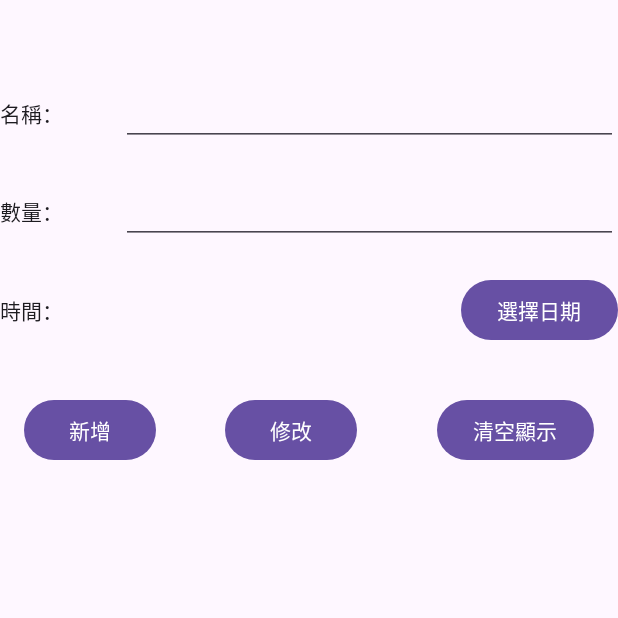
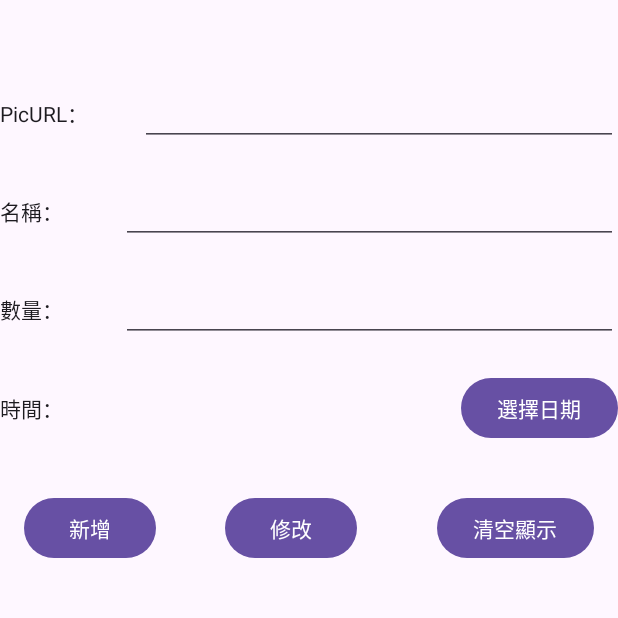
Before and after one commit to CG3599/ReforyApp, an Android app: the screen it shows after launch (MainActivity), on a phone screen of 412 x 824 dp, the top half of it. Run offline under Robolectric (Android 15) with nearby library versions, the phone set to English and light mode, and no system bars; our stand-ins replace Room's generated code.

Commit message:
add data picURL

```diff
--- a/app/src/main/java/com/example/reforyapp/RoomDataBase/DataBase.java
+++ b/app/src/main/java/com/example/reforyapp/RoomDataBase/DataBase.java
@@ -2,18 +2,27 @@ package com.example.reforyapp.RoomDataBase;
 
 import android.content.Context;
 
+import androidx.annotation.NonNull;
 import androidx.room.Database;
 import androidx.room.Room;
 import androidx.room.RoomDatabase;
+import androidx.room.migration.Migration;
+import androidx.sqlite.db.SupportSQLiteDatabase;
 
-@Database(entities = {MyData.class},version = 1,exportSchema = true)//資料綁定的Getter-Setter,資料庫版本,是否將資料導出至文件
+@Database(entities = {MyData.class},version = 2,exportSchema = true)//資料綁定的Getter-Setter,資料庫版本,是否將資料導出至文件
 public abstract class DataBase extends RoomDatabase {
     public static final String DB_NAME = "RecordData.db";//資料庫名稱
     private static volatile DataBase instance;
 
     public static synchronized DataBase getInstance(Context context){
-        if(instance == null){
-            instance = create(context);//創立新的資料庫
+//        if(instance == null){
+//            instance = create(context);//創立新的資料庫
+//        }
+//        return instance;
+        if(instance == null) {
+            instance = Room.databaseBuilder(
+                    context.getApplicationContext(),
+                    DataBase.class,DB_NAME).addMigrations(MAEGIN_1to2).build();
         }
         return instance;
     }
@@ -21,5 +30,12 @@ public abstract class DataBase extends RoomDatabase {
     private static DataBase create(final Context context){
         return Room.databaseBuilder(context,DataBase.class,DB_NAME).build();
     }
+
+    public static Migration MAEGIN_1to2 = new Migration(1, 2) {
+        @Override
+        public void migrate(@NonNull SupportSQLiteDatabase database) {
+            database.execSQL("ALTER TABLE \"MyTable\"  ADD COLUMN picURL TEXT");
+        }
+    };
     public abstract DataUao getDataUao();//設置對外接口
 }
--- a/app/src/main/java/com/example/reforyapp/RoomDataBase/DataUao.java
+++ b/app/src/main/java/com/example/reforyapp/RoomDataBase/DataUao.java
@@ -21,8 +21,8 @@ public interface DataUao {
     void insertData(MyData myData);
 
     /**複雜(?)新增所有資料的方法*/
-    @Query("INSERT INTO "+tableName+"(name,count,time) VALUES(:name,:count,:time)")
-    void insertData(String name,String count,String time);
+    @Query("INSERT INTO "+tableName+"(name,count,time,picURL) VALUES(:name,:count,:time,:picURL)")
+    void insertData(String name,String count,String time,String picURL);
 
     /**=======================================================================================*/
     /**撈取全部資料*/
@@ -39,8 +39,8 @@ public interface DataUao {
     void updateData(MyData myData);
 
     /**複雜(?)更新資料的方法*/
-    @Query("UPDATE "+tableName+" SET name = :name,count=:count,time=:time WHERE id = :id" )
-    void updateData(int id,String name,String count,String time);
+    @Query("UPDATE "+tableName+" SET name = :name,count=:count,time=:time,picURL=:picURL WHERE id = :id" )
+    void updateData(int id,String name,String count,String time,String picURL);
 
     /**=======================================================================================*/
     /**簡單刪除資料的方法*/
--- a/app/src/main/res/layout/activity_main.xml
+++ b/app/src/main/res/layout/activity_main.xml
@@ -47,6 +47,31 @@
         app:layout_constraintEnd_toEndOf="parent"
         app:layout_constraintStart_toStartOf="parent"
         app:layout_constraintTop_toTopOf="parent">
+
+        <LinearLayout
+            android:id="@+id/linearLayout2"
+            android:layout_width="match_parent"
+            android:layout_height="wrap_content"
+            android:layout_marginTop="20dp"
+            android:orientation="horizontal">
+
+            <TextView
+
+                android:layout_width="wrap_content"
+                android:layout_height="wrap_content"
+                android:layout_weight="1"
+                android:text="PicURL："
+                android:textAppearance="@style/TextAppearance.AppCompat.Body1" />
+
+            <EditText
+
+                android:id="@+id/editText_PicURL"
+                android:layout_width="wrap_content"
+                android:layout_height="wrap_content"
+                android:layout_weight="3"
+                android:ems="10"
+                android:inputType="textPersonName" />
+        </LinearLayout>
 
         <LinearLayout
             android:id="@+id/linearLayout2"
```
Also changed, not shown: app/src/main/java/com/example/reforyapp/MainActivity.java (+10 -3 lines), app/src/main/java/com/example/reforyapp/RoomDataBase/MyData.java (+14 -2 lines).
